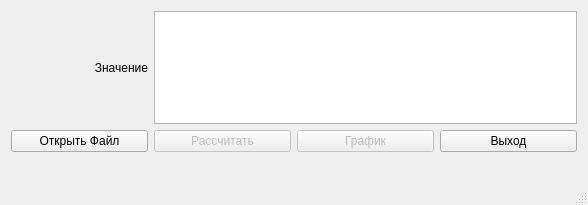
Qt form mainwindow.ui (ele638/GiredMet) before a commit.
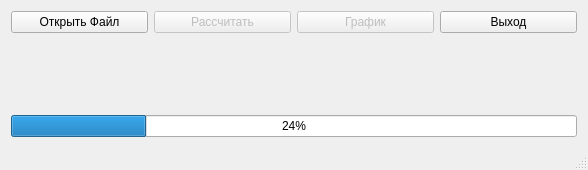
The same form after that commit.

What changed in the file:
```diff
--- a/mainwindow.ui
+++ b/mainwindow.ui
@@ -7,7 +7,7 @@
     <x>0</x>
     <y>0</y>
     <width>588</width>
-    <height>205</height>
+    <height>170</height>
    </rect>
   </property>
   <property name="sizePolicy">
@@ -18,8 +18,8 @@
   </property>
   <property name="minimumSize">
    <size>
-    <width>400</width>
-    <height>180</height>
+    <width>588</width>
+    <height>170</height>
    </size>
   </property>
   <property name="windowTitle">
@@ -39,16 +39,6 @@
     </size>
    </property>
    <layout class="QGridLayout" name="gridLayout">
-    <item row="0" column="0">
-     <widget class="QLabel" name="value">
-      <property name="text">
-       <string>Значение</string>
-      </property>
-      <property name="alignment">
-       <set>Qt::AlignRight|Qt::AlignTrailing|Qt::AlignVCenter</set>
-      </property>
-     </widget>
-    </item>
     <item row="1" column="2">
      <widget class="QPushButton" name="graphicsButton">
       <property name="enabled">
@@ -89,26 +79,17 @@
       </property>
      </widget>
     </item>
-    <item row="0" column="1" colspan="3">
-     <widget class="QTextEdit" name="textEdit">
-      <property name="sizePolicy">
-       <sizepolicy hsizetype="Expanding" vsizetype="Expanding">
-        <horstretch>0</horstretch>
-        <verstretch>0</verstretch>
-       </sizepolicy>
-      </property>
-      <property name="maximumSize">
-       <size>
-        <width>16777215</width>
-        <height>16777215</height>
-       </size>
-      </property>
-      <property name="readOnly">
+    <item row="3" column="0" colspan="4" alignment="Qt::AlignBottom">
+     <widget class="QProgressBar" name="progressBar">
+      <property name="enabled">
        <bool>true</bool>
       </property>
+      <property name="value">
+       <number>24</number>
+      </property>
      </widget>
     </item>
-    <item row="2" column="0" colspan="4">
+    <item row="2" column="0" colspan="4" alignment="Qt::AlignVCenter">
      <widget class="QLabel" name="progressTitle">
       <property name="text">
        <string/>
```
Left out of the diff: 2 changed lines with no effect on the pictures.
